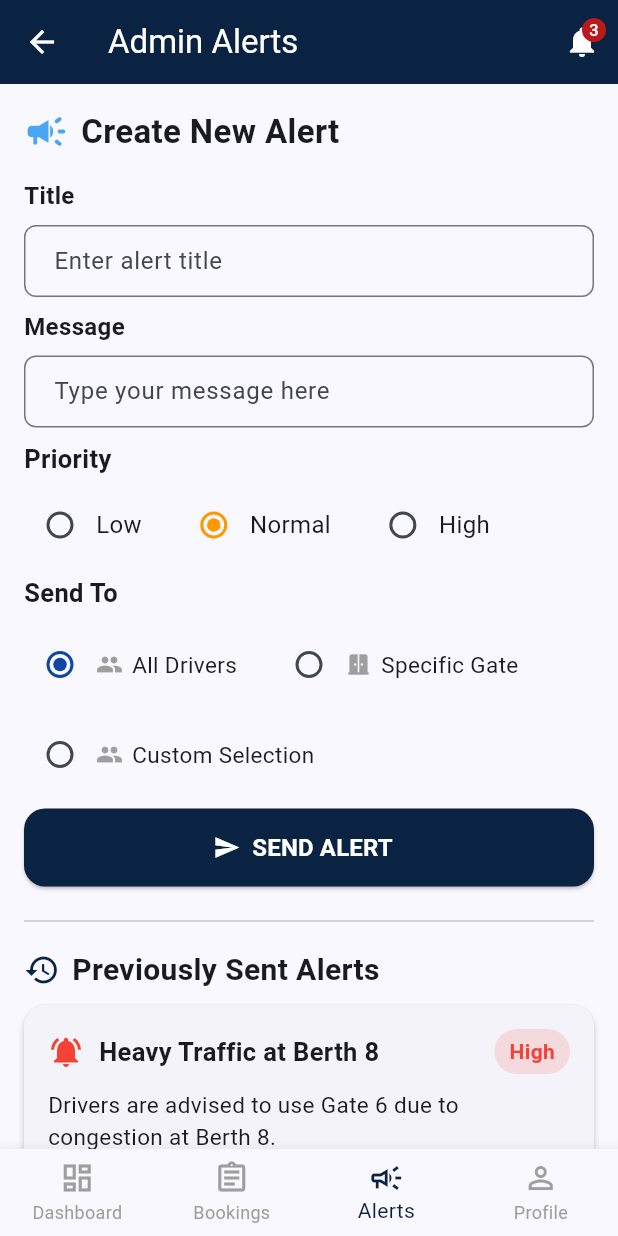
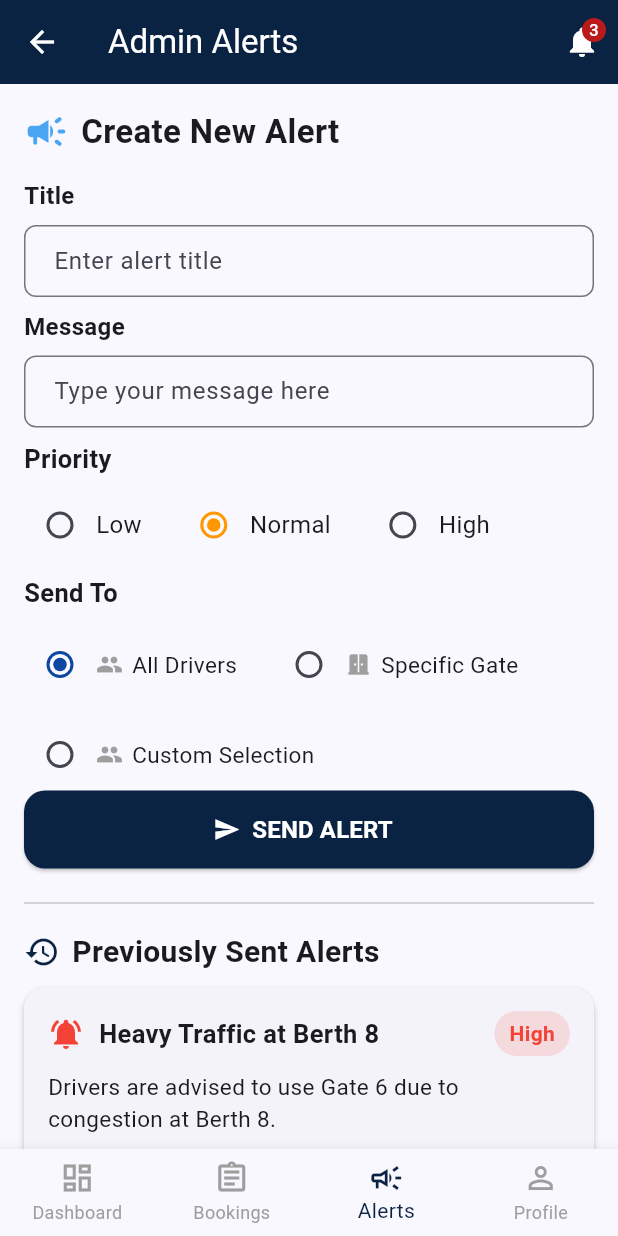
Before and after one commit to Nicole-Ch/BandariFlow--app, a Flutter app: the AlertsPage screen opened directly, on a phone screen of 412 x 824 dp. Run offline on Flutter 3.47's test engine with Material 3 defaults, Android fonts, the phone set to English and light mode, and no system bars; our stand-ins replace file_picker, firebase_core, firebase_messaging, geolocator, permission_handler, qr_flutter and 1 more; missing offline and left inert: mobile_scanner; accounts and stored records are empty; network calls fail.

Commit message:
Changed send alert button position

```diff
--- a/lib/views/admin/admin_alerts.dart
+++ b/lib/views/admin/admin_alerts.dart
@@ -247,29 +247,6 @@ class _AlertsPageState extends State<AlertsPage> {
                   ),
 
                   SizedBox(height: 10),
-
-                  SizedBox(
-                    width: double.infinity,
-                    height: 52,
-                    child: ElevatedButton.icon(
-                      onPressed: () {},
-                      label: Text(
-                        "SEND ALERT",
-                        style: TextStyle(
-                          fontWeight: FontWeight.bold,
-                          fontSize: 16,
-                        ),
-                      ),
-                      style: ElevatedButton.styleFrom(
-                        backgroundColor: const Color(0xFF0A2342),
-                        foregroundColor: Colors.white,
-                        shape: RoundedRectangleBorder(
-                          borderRadius: BorderRadius.circular(14),
-                        ),
-                      ),
-                      icon: Icon(Icons.send),
-                    ),
-                  ),
                 ],
               ),
             ),
@@ -278,7 +255,7 @@ class _AlertsPageState extends State<AlertsPage> {
               const SizedBox(height: 15),
 
               DropdownButtonFormField<String>(
-                value: selectedGate,
+                initialValue: selectedGate,
                 decoration: const InputDecoration(
                   labelText: "Select Gate",
                   border: OutlineInputBorder(),
@@ -334,6 +311,26 @@ class _AlertsPageState extends State<AlertsPage> {
                 },
               ),
             ],
+
+            SizedBox(
+              width: double.infinity,
+              height: 52,
+              child: ElevatedButton.icon(
+                onPressed: () {},
+                label: Text(
+                  "SEND ALERT",
+                  style: TextStyle(fontWeight: FontWeight.bold, fontSize: 16),
+                ),
+                style: ElevatedButton.styleFrom(
+                  backgroundColor: const Color(0xFF0A2342),
+                  foregroundColor: Colors.white,
+                  shape: RoundedRectangleBorder(
+                    borderRadius: BorderRadius.circular(14),
+                  ),
+                ),
+                icon: Icon(Icons.send),
+              ),
+            ),
 
             SizedBox(height: 15),
             Divider(),
```
